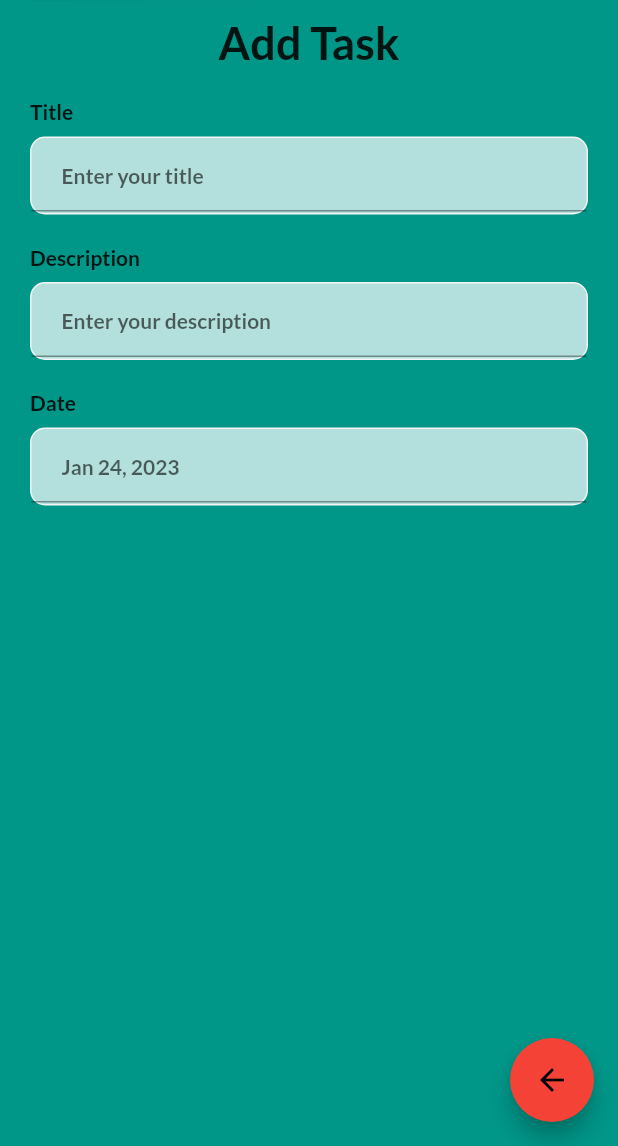
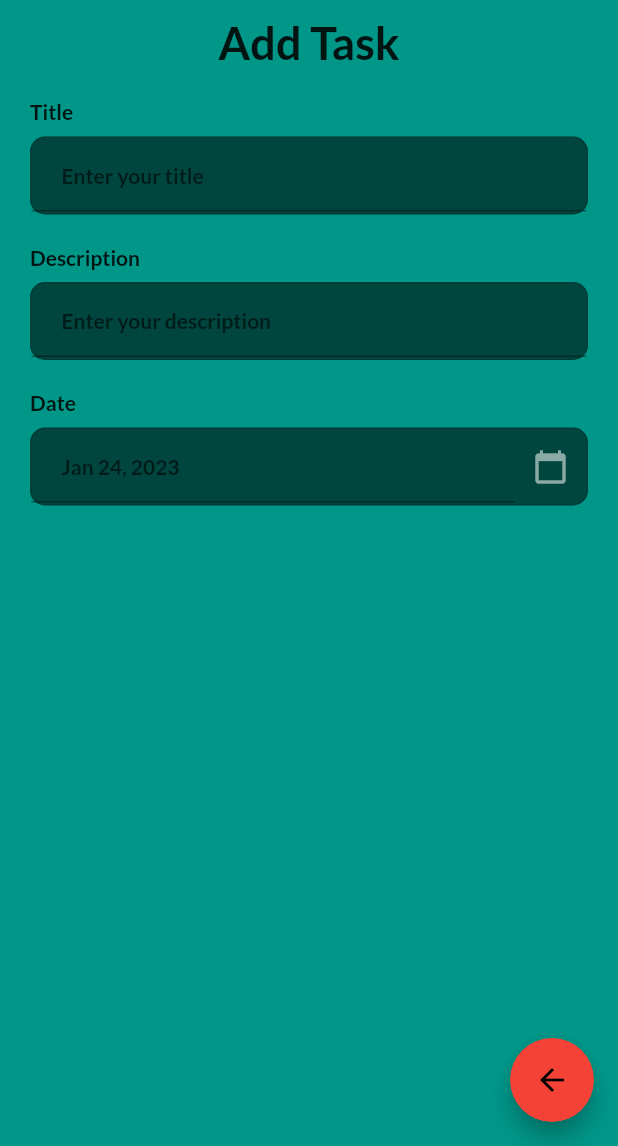
Before and after one commit to Angel-cuba/Full_Stack_Flutter, a Flutter app: the AddTaskBar screen opened directly, on a phone screen of 412 x 824 dp, the part 90-1236 px from its top. Run offline on Flutter 3.47's test engine with Material 2 defaults, Android fonts, the phone set to English and light mode, and no system bars; our stand-ins replace date_picker_timeline, flutter_local_notifications, google_fonts, shared_preferences, timezone; accounts and stored records are empty.

Commit message:
Check if there is an icon or not

```diff
--- a/lib/widgets/input.dart
+++ b/lib/widgets/input.dart
@@ -32,17 +32,17 @@ class CustomInput extends StatelessWidget {
               margin: const EdgeInsets.only(top: 8),
               decoration: BoxDecoration(
                   borderRadius: BorderRadius.circular(10),
-                  color: theme.isDarkTheme ? Colors.grey[800] : Colors.white70,
+                  color: theme.isDarkTheme ? Colors.grey[800] : Colors.black54,
                   border: Border.all(
-                    color: theme.isDarkTheme
-                        ? Colors.grey[600]!
-                        : Colors.grey[100]!,
+                    color:
+                        theme.isDarkTheme ? Colors.grey[600]! : Colors.black12,
                     width: 1,
                   )),
               child: Row(
                 children: [
                   Expanded(
                       child: TextFormField(
+                    readOnly: widget != null ? true : false,
                     autofocus: false,
                     cursorColor:
                         theme.isDarkTheme ? Colors.grey[500] : Colors.white70,
@@ -62,6 +62,7 @@ class CustomInput extends StatelessWidget {
                           width: 0,
                         ))),
                   )),
+                  widget ?? Container()
                 ],
               ))
         ]),
```
